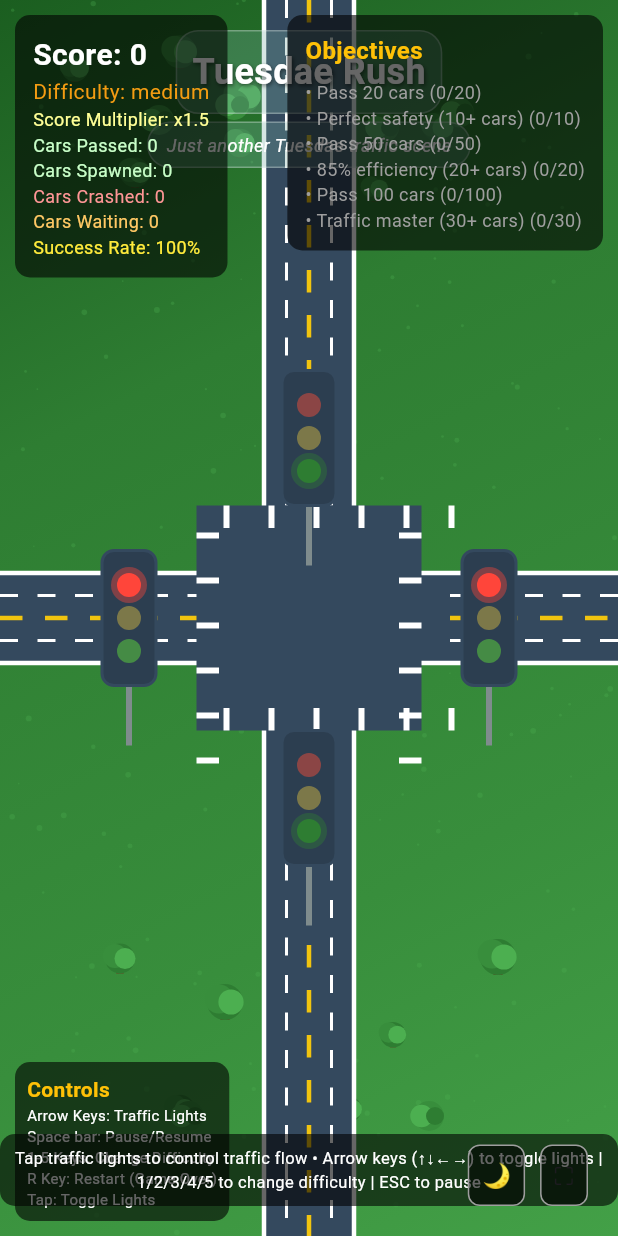
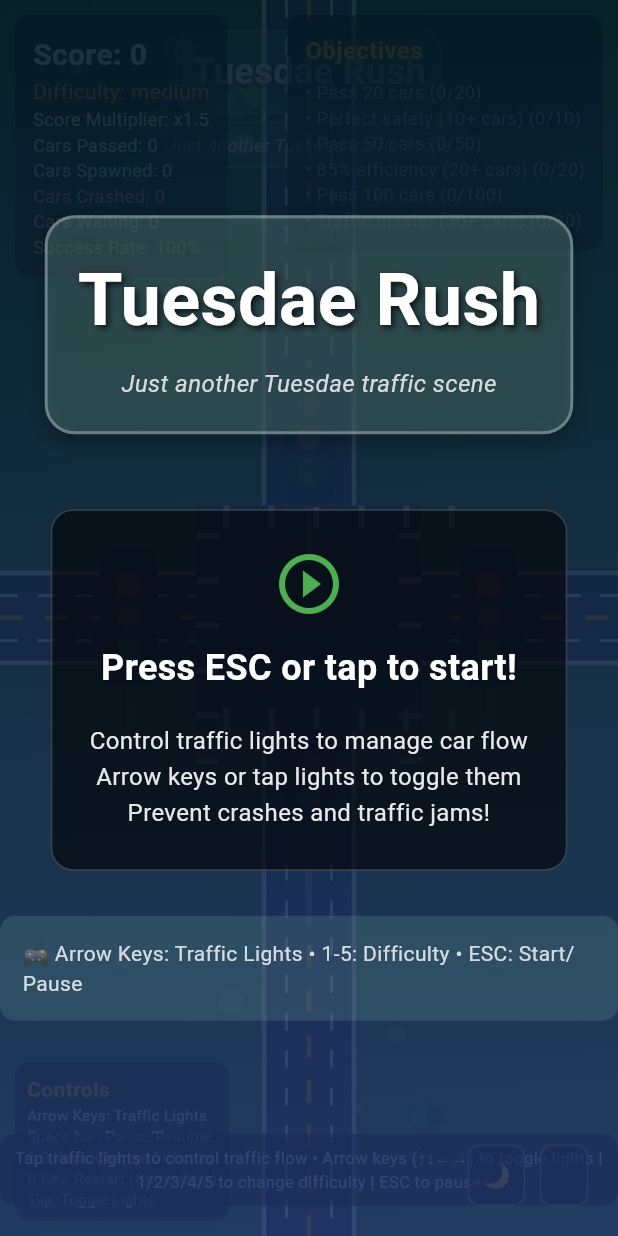
Before and after one commit to rudi-q/tuesdae-rush-flutter, a Flutter app: the screen it shows after launch, on a phone screen of 412 x 824 dp. Run offline on Flutter 3.47's test engine with Material 3 defaults, Android fonts, the phone set to English and light mode, and no system bars; Roboto replaces fonts that are missing (Segoe UI).

Commit message:
feat: Add start screen with ESC/tap to start functionality

```diff
--- a/lib/game_state.dart
+++ b/lib/game_state.dart
@@ -28,6 +28,7 @@ class GameState {
   int totalCarsCrashed = 0;
   bool isPaused = false;
   bool isGameOver = false;
+  bool gameStarted = false;
   String gameOverReason = '';
 
   // Spawning
@@ -139,7 +140,7 @@ class GameState {
   }
 
   void update() {
-    if (isPaused || isGameOver) return;
+    if (isPaused || isGameOver || !gameStarted) return;
 
     // Update cars
     for (int i = cars.length - 1; i >= 0; i--) {
@@ -545,6 +546,7 @@ class GameState {
     nextSpawnTime = 0;
     isPaused = false;
     isGameOver = false;
+    gameStarted = false;
     gameOverReason = '';
 
     objectives = {
@@ -566,6 +568,10 @@ class GameState {
     };
 
     initialize();
+  }
+
+  void startGame() {
+    gameStarted = true;
   }
 
   int getWaitingCarsCount() {
--- a/lib/main.dart
+++ b/lib/main.dart
@@ -59,7 +59,7 @@ class TuesdaeRushGameState extends State<TuesdaeRushGame>
   }
 
   void _gameLoop() {
-    if (mounted && !gameState.isPaused && !gameState.isGameOver) {
+    if (mounted && !gameState.isPaused && !gameState.isGameOver && gameState.gameStarted) {
       setState(() {
         gameState.update();
       });
@@ -99,6 +99,9 @@ class TuesdaeRushGameState extends State<TuesdaeRushGame>
 
             // Pause Overlay
             if (gameState.isPaused) _buildPauseOverlay(),
+
+            // Start Screen Overlay
+            if (!gameState.gameStarted) _buildStartScreen(),
           ],
         ),
       ),
@@ -445,20 +448,151 @@ class TuesdaeRushGameState extends State<TuesdaeRushGame>
           break;
         case 'Space':
         case 'Escape':
-          setState(() {
+          if (!gameState.gameStarted) {
+            gameState.startGame();
+          } else {
             gameState.togglePause();
-          });
+          }
           break;
         case 'r':
         case 'R':
           if (gameState.isGameOver) {
-            setState(() {
-              gameState.restart();
-            });
+            gameState.restart();
           }
           break;
       }
     }
+  }
+
+  Widget _buildStartScreen() {
+    return Positioned.fill(
+      child: GestureDetector(
+        onTap: () {
+          gameState.startGame();
+        },
+        child: Container(
+          decoration: BoxDecoration(
+            gradient: LinearGradient(
+              begin: Alignment.topCenter,
+              end: Alignment.bottomCenter,
+              colors: [
+                Color(0xFF031926).withValues(alpha: 0.9),
+                Color(0xFF1E3264).withValues(alpha: 0.9),
+              ],
+            ),
+          ),
+          child: Center(
+            child: Column(
+              mainAxisAlignment: MainAxisAlignment.center,
+              children: [
+                // Game Title
+                Container(
+                  padding: EdgeInsets.all(20),
+                  decoration: BoxDecoration(
+                    color: Color(0xFF77ACA2).withValues(alpha: 0.3),
+                    borderRadius: BorderRadius.circular(20),
+                    border: Border.all(color: Colors.white.withValues(alpha: 0.3), width: 2),
+                    boxShadow: [
+                      BoxShadow(
+                        color: Colors.black.withValues(alpha: 0.3),
+                        blurRadius: 10,
+                        offset: Offset(0, 5),
+                      ),
+                    ],
+                  ),
+                  child: Column(
+                    children: [
+                      Text(
+                        'Tuesdae Rush',
+                        style: TextStyle(
+                          color: Colors.white,
+                          fontSize: 48,
+                          fontWeight: FontWeight.bold,
+                          shadows: [
+                            Shadow(
+                              offset: Offset(2, 2),
+                              blurRadius: 5,
+                              color: Colors.black.withValues(alpha: 0.7),
+                            ),
+                          ],
+                        ),
+                      ),
+                      SizedBox(height: 10),
+                      Text(
+                        'Just another Tuesdae traffic scene',
+                        style: TextStyle(
+                          color: Colors.white.withValues(alpha: 0.8),
+                          fontSize: 16,
+                          fontStyle: FontStyle.italic,
+                        ),
+                      ),
+                    ],
+                  ),
+                ),
+
+                SizedBox(height: 50),
+
+                // Start Instructions
+                Container(
+                  padding: EdgeInsets.all(25),
+                  decoration: BoxDecoration(
+                    color: Colors.black.withValues(alpha: 0.6),
+                    borderRadius: BorderRadius.circular(15),
+                    border: Border.all(color: Colors.white.withValues(alpha: 0.2)),
+                  ),
+                  child: Column(
+                    children: [
+                      Icon(
+                        Icons.play_circle_outline,
+                        color: Color(0xFF4CAF50),
+                        size: 48,
+                      ),
+                      SizedBox(height: 15),
+                      Text(
+                        'Press ESC or tap to start!',
+                        style: TextStyle(
+                          color: Colors.white,
+                          fontSize: 24,
+                          fontWeight: FontWeight.bold,
+                        ),
+                      ),
+                      SizedBox(height: 20),
+                      Text(
+                        'Control traffic lights to manage car flow\nArrow keys or tap lights to toggle them\nPrevent crashes and traffic jams!',
+                        style: TextStyle(
+                          color: Colors.white.withValues(alpha: 0.9),
+                          fontSize: 16,
+                          height: 1.5,
+                        ),
+                        textAlign: TextAlign.center,
+                      ),
+                    ],
+                  ),
+                ),
+
+                SizedBox(height: 30),
+
+                // Quick controls hint
+                Container(
+                  padding: EdgeInsets.all(15),
+                  decoration: BoxDecoration(
+                    color: Color(0xFF77ACA2).withValues(alpha: 0.2),
+                    borderRadius: BorderRadius.circular(10),
+                  ),
+                  child: Text(
+                    '🎮 Arrow Keys: Traffic Lights • 1-5: Difficulty • ESC: Start/Pause',
+                    style: TextStyle(
+                      color: Colors.white.withValues(alpha: 0.8),
+                      fontSize: 14,
+                    ),
+                  ),
+                ),
+              ],
+            ),
+          ),
+        ),
+      ),
+    );
   }
 
   @override
```
